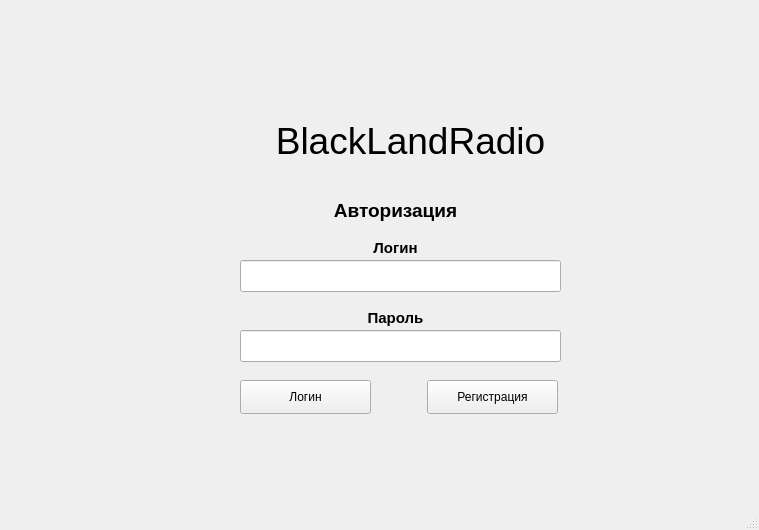
The window that ui/auth.ui (gepron1x/blacklandradio) describes before a commit, drawn with Qt 5.
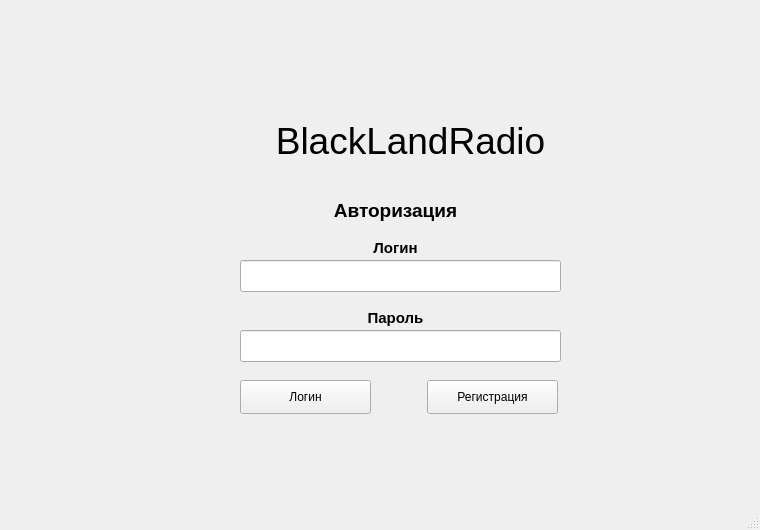
The same window after the commit.

```diff
--- a/ui/auth.ui
+++ b/ui/auth.ui
@@ -6,10 +6,16 @@
    <rect>
     <x>0</x>
     <y>0</y>
-    <width>759</width>
+    <width>760</width>
     <height>530</height>
    </rect>
   </property>
+  <property name="minimumSize">
+   <size>
+    <width>760</width>
+    <height>530</height>
+   </size>
+  </property>
   <property name="windowTitle">
    <string>Авторизация - Blackland Radio</string>
   </property>
```
